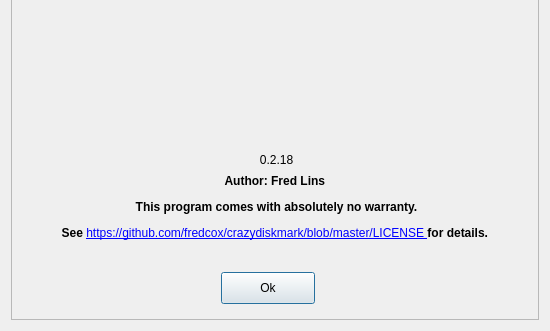
Before: the Qt Designer form crazydiskmark/aboutdialog.ui in sagudeloo/ApoloDiskMark, drawn with Qt 5; both pictures show x 0 to 550 and y 169 to 500 of the 550 by 500 pixel window.
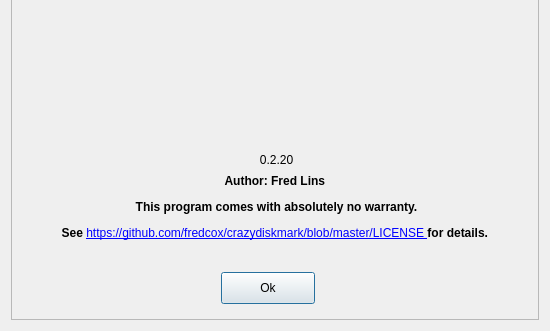
After: the same form once the commit is applied. Icons and pictures are not drawn.

What changed in the file:
```diff
--- a/crazydiskmark/aboutdialog.ui
+++ b/crazydiskmark/aboutdialog.ui
@@ -60,7 +60,7 @@
        </rect>
       </property>
       <property name="text">
-       <string>0.2.18</string>
+       <string>0.2.20</string>
       </property>
       <property name="alignment">
        <set>Qt::AlignCenter</set>
```
